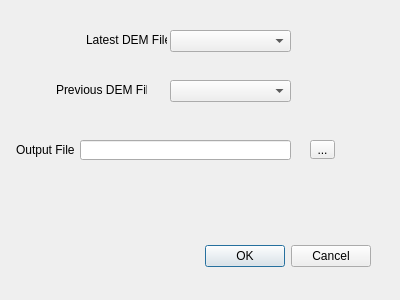
Old version of the form raster_volume_compare_dialog_base.ui in the repository blightanner/DEMDifferenceQgisPlugin.
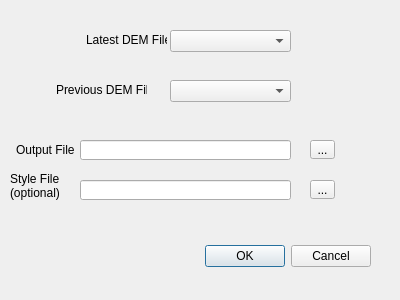
New version of the form.

Commit message: Added an optional style combo box, otherwise looks in current working directory/style, if it finds nothing then it doesn't apply a style

```diff
--- a/raster_volume_compare_dialog_base.ui
+++ b/raster_volume_compare_dialog_base.ui
@@ -117,6 +117,48 @@
     </rect>
    </property>
   </widget>
+  <widget class="QLineEdit" name="lineEdit_2">
+   <property name="geometry">
+    <rect>
+     <x>80</x>
+     <y>180</y>
+     <width>211</width>
+     <height>20</height>
+    </rect>
+   </property>
+   <property name="text">
+    <string/>
+   </property>
+  </widget>
+  <widget class="QToolButton" name="toolButton_2">
+   <property name="geometry">
+    <rect>
+     <x>310</x>
+     <y>180</y>
+     <width>25</width>
+     <height>19</height>
+    </rect>
+   </property>
+   <property name="text">
+    <string>...</string>
+   </property>
+  </widget>
+  <widget class="QLabel" name="label_4">
+   <property name="geometry">
+    <rect>
+     <x>10</x>
+     <y>170</y>
+     <width>61</width>
+     <height>31</height>
+    </rect>
+   </property>
+   <property name="text">
+    <string>Style File (optional)</string>
+   </property>
+   <property name="wordWrap">
+    <bool>true</bool>
+   </property>
+  </widget>
  </widget>
  <resources/>
  <connections>
```
The commit also changes 1 other file.
